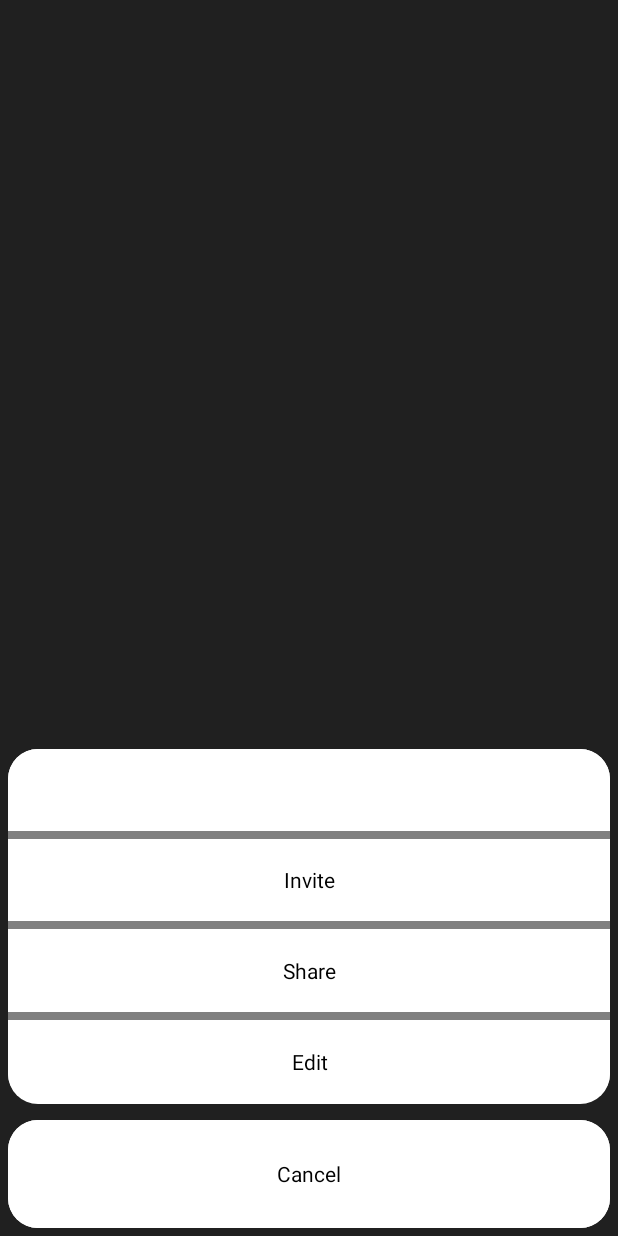
After one commit to dallade/lesswalk, an Android app: the layout share_contact_menu.xml on its own in the app's theme, with its tools: preview values and no code run, on a phone screen of 412 x 824 dp. The commit adds this screen. Run offline under Robolectric (Android 15) with nearby library versions, the phone set to English and light mode, and no system bars.

Commit message:
added share menu in contact profile

```diff
--- a/app/src/main/java/com/lesswalk/ContactProfile.java
+++ b/app/src/main/java/com/lesswalk/ContactProfile.java
@@ -1,13 +1,18 @@
 package com.lesswalk;
 
 import android.Manifest;
+import android.content.Context;
 import android.content.Intent;
 import android.content.pm.PackageManager;
 import android.net.Uri;
 import android.os.Build;
 import android.os.Bundle;
 import android.util.Log;
+import android.view.LayoutInflater;
 import android.view.View;
+import android.widget.Button;
+import android.widget.LinearLayout;
+import android.widget.RelativeLayout;
 import android.widget.TextView;
 import android.widget.Toast;
 
@@ -20,17 +25,21 @@ import java.util.Vector;
 
 public class ContactProfile extends BaseActivity
 {
+	private RelativeLayout              screen                  = null;
 	private TextView                    contact_profile_name_tv = null;
 	private ContactSignatureSlideLayout contactSignatureLayout  = null;
 	private ContactSignatureSlideLayout userSignatureLayout     = null;
 	private RoundedButtonWithText       sendMessage             = null;
 	private RoundedButtonWithText       callNumber              = null;
+	private LinearLayout                shareMenu               = null;
 
 	@Override
 	protected void onCreate(Bundle savedInstanceState)
 	{
 		super.onCreate(savedInstanceState);
 		setContentView(R.layout.activity_contact_profile);
+
+		screen = (RelativeLayout) findViewById(R.id.contact_profile_screen);
 
 		contactSignatureLayout = (ContactSignatureSlideLayout) findViewById(R.id.contact_profile_visit_slider);
 		userSignatureLayout = (ContactSignatureSlideLayout) findViewById(R.id.contact_profile_invite_slider);
@@ -48,6 +57,8 @@ public class ContactProfile extends BaseActivity
 				startActivity(new Intent(Intent.ACTION_VIEW, Uri.fromParts("sms", getIntent().getExtras().getString("phone_number", "No Number"), null)));
 			}
 		});
+
+		setShareMenu();
 
 		callNumber.setOnClickListener(new View.OnClickListener()
 		{
@@ -68,18 +79,79 @@ public class ContactProfile extends BaseActivity
 		});
 	}
 
+	private void setShareMenu()
+	{
+		Button inviteBt = null;
+		Button shareBt  = null;
+		Button editBt   = null;
+		Button cancelBt = null;
+
+		shareMenu = (LinearLayout) ((LayoutInflater) getSystemService(Context.LAYOUT_INFLATER_SERVICE)).inflate(R.layout.share_contact_menu, null);
+		shareMenu.setVisibility(View.GONE);
+
+		screen.addView(shareMenu, new RelativeLayout.LayoutParams(RelativeLayout.LayoutParams.MATCH_PARENT, RelativeLayout.LayoutParams.MATCH_PARENT));
+
+		inviteBt = (Button) shareMenu.findViewById(R.id.contact_profile_menu_invite);
+		shareBt = (Button) shareMenu.findViewById(R.id.contact_profile_menu_share);
+		editBt = (Button) shareMenu.findViewById(R.id.contact_profile_menu_edit);
+		cancelBt = (Button) shareMenu.findViewById(R.id.contact_profile_menu_cancel);
+
+		cancelBt.setOnClickListener(new View.OnClickListener()
+		{
+			@Override
+			public void onClick(View view)
+			{
+				shareMenu.setVisibility(View.GONE);
+			}
+		});
+	}
+
 	@Override
 	protected void mainServiceConnected()
+	{
+		setContactSignatures();
+		setUserSignatures();
+	}
+
+	private void setUserSignatures()
+	{
+		Vector<ContactSignature> signatures = new Vector<ContactSignature>();
+
+		getService().getContactManager().fillSignaturesByPhoneNumber(getService().getLocalNumber(), signatures);
+
+		userSignatureLayout.setCallback(new ContactSignatureSlideLayout.IContactSignatureSliderCallback()
+		{
+			@Override
+			public void onSignatureClicked(String path)
+			{
+				runOnUiThread(new Runnable()
+				{
+					@Override
+					public void run()
+					{
+						shareMenu.setVisibility(View.VISIBLE);
+						shareMenu.bringToFront();
+					}
+				});
+			}
+		});
+
+		for(ContactSignature c:signatures)
+		{
+			userSignatureLayout.addContactSignature(c);
+			Log.d("elazarkin", "add signature" + c.getSignutarePath());
+		}
+	}
+
+	private void setContactSignatures()
 	{
 		Vector<ContactSignature> signatures = new Vector<ContactSignature>();
 
 		getService().getContactManager().fillSignaturesByPhoneNumber
 		(
-			getIntent().getExtras().getString("phone_number", "No Number"),
-			signatures
+				getIntent().getExtras().getString("phone_number", "No Number"),
+				signatures
 		);
-
-        Log.d("elazarkin", "signatures_size=" + signatures.size());
 
 		contactSignatureLayout.setCallback(new ContactSignatureSlideLayout.IContactSignatureSliderCallback()
 		{
@@ -100,8 +172,8 @@ public class ContactProfile extends BaseActivity
 		for(ContactSignature c:signatures)
 		{
 			contactSignatureLayout.addContactSignature(c);
-            Log.d("elazarkin", "add signature" + c.getSignutarePath());
-        }
+			Log.d("elazarkin", "add signature" + c.getSignutarePath());
+		}
 	}
 
 	@Override
--- a/app/src/main/res/layout/activity_contact_profile.xml
+++ b/app/src/main/res/layout/activity_contact_profile.xml
@@ -1,5 +1,6 @@
 <RelativeLayout xmlns:android="http://schemas.android.com/apk/res/android"
     xmlns:tools="http://schemas.android.com/tools"
+	android:id="@+id/contact_profile_screen"
     android:layout_width="match_parent"
     android:layout_height="match_parent"
     android:background="@drawable/background_1_1x"
--- /dev/null
+++ b/app/src/main/res/layout/share_contact_menu.xml
@@ -0,0 +1,111 @@
+<?xml version="1.0" encoding="utf-8"?>
+<LinearLayout xmlns:android="http://schemas.android.com/apk/res/android"
+  	android:id="@+id/contact_profile_menu_screen"
+    android:layout_width="match_parent"
+    android:layout_height="match_parent"
+    android:orientation="vertical"
+    android:weightSum="10"
+    android:background="#80404040"
+    >
+
+    <RelativeLayout
+        android:layout_width="match_parent"
+    	android:layout_height="0dp"
+    	android:layout_weight="6"
+        />
+
+    <RelativeLayout
+        android:id="@+id/contact_profile_menu_area"
+        android:layout_width="match_parent"
+    	android:layout_height="0dp"
+    	android:layout_weight="3"
+    	android:padding="5dp"
+        >
+
+        <LinearLayout
+		    android:layout_width="match_parent"
+		    android:layout_height="match_parent"
+		    android:orientation="vertical"
+		    android:weightSum="4.3"
+		    android:background="@drawable/rounded_corners_white"
+		    >
+
+			<TextView
+				android:id="@+id/contact_profile_menu_title"
+				android:layout_width="match_parent"
+				android:layout_height="0dp"
+				android:layout_weight="1"
+				android:background="@drawable/rounded_corners_white"
+				/>
+			<TextView
+				android:layout_width="match_parent"
+				android:layout_height="0dp"
+				android:layout_weight="0.1"
+				android:background="#808080"
+				/>
+
+            <Button
+                android:id="@+id/contact_profile_menu_invite"
+                android:layout_width="match_parent"
+		    	android:layout_height="0dp"
+		    	android:layout_weight="1"
+		    	android:text="Invite"
+		    	android:background="@drawable/rounded_corners_white"
+                />
+            <TextView
+                android:layout_width="match_parent"
+		    	android:layout_height="0dp"
+		    	android:layout_weight="0.1"
+		    	android:background="#808080"
+                />
+            <Button
+				android:id="@+id/contact_profile_menu_share"
+                android:layout_width="match_parent"
+		    	android:layout_height="0dp"
+		    	android:layout_weight="1"
+		    	android:text="Share"
+		    	android:background="@drawable/rounded_corners_white"
+                />
+            <TextView
+                android:layout_width="match_parent"
+		    	android:layout_height="0dp"
+		    	android:layout_weight="0.1"
+		    	android:background="#808080"
+                />
+            <Button
+				android:id="@+id/contact_profile_menu_edit"
+                android:layout_width="match_parent"
+		    	android:layout_height="0dp"
+		    	android:layout_weight="1"
+		    	android:text="Edit"
+		    	android:background="@drawable/rounded_corners_white"
+                />
+         </LinearLayout>
+    </RelativeLayout>
+
+    <RelativeLayout
+        android:layout_width="match_parent"
+    	android:layout_height="0dp"
+    	android:layout_weight="1"
+    	android:padding="5dp"
+        >
+
+        <LinearLayout
+		    android:layout_width="match_parent"
+		    android:layout_height="match_parent"
+		    android:orientation="vertical"
+		    android:background="@drawable/rounded_corners_white"
+		    >
+
+            <Button
+                android:id="@+id/contact_profile_menu_cancel"
+                android:layout_width="match_parent"
+		    	android:layout_height="match_parent"
+		    	android:text="Cancel"
+		    	android:background="@drawable/rounded_corners_white"
+                />
+         </LinearLayout>
+
+    </RelativeLayout>
+
+</LinearLayout>
```
Also changed, not shown: app/src/main/java/com/lesswalk/player_pages/CarusselPlayerMainItem.java (+6 -6 lines).
